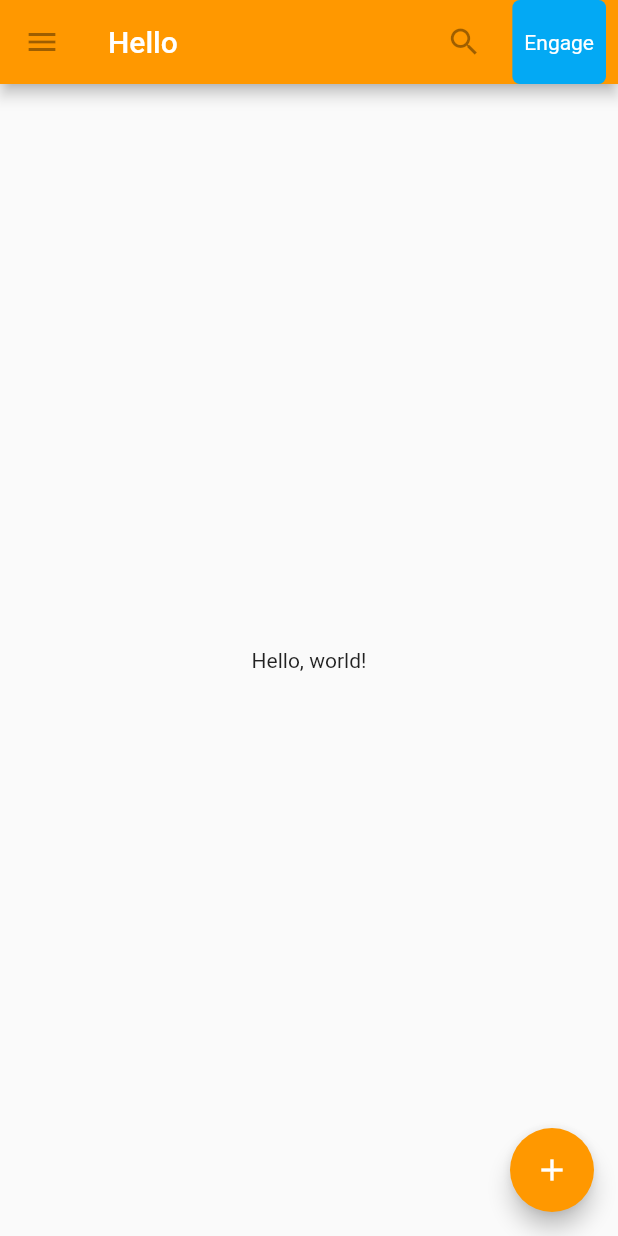
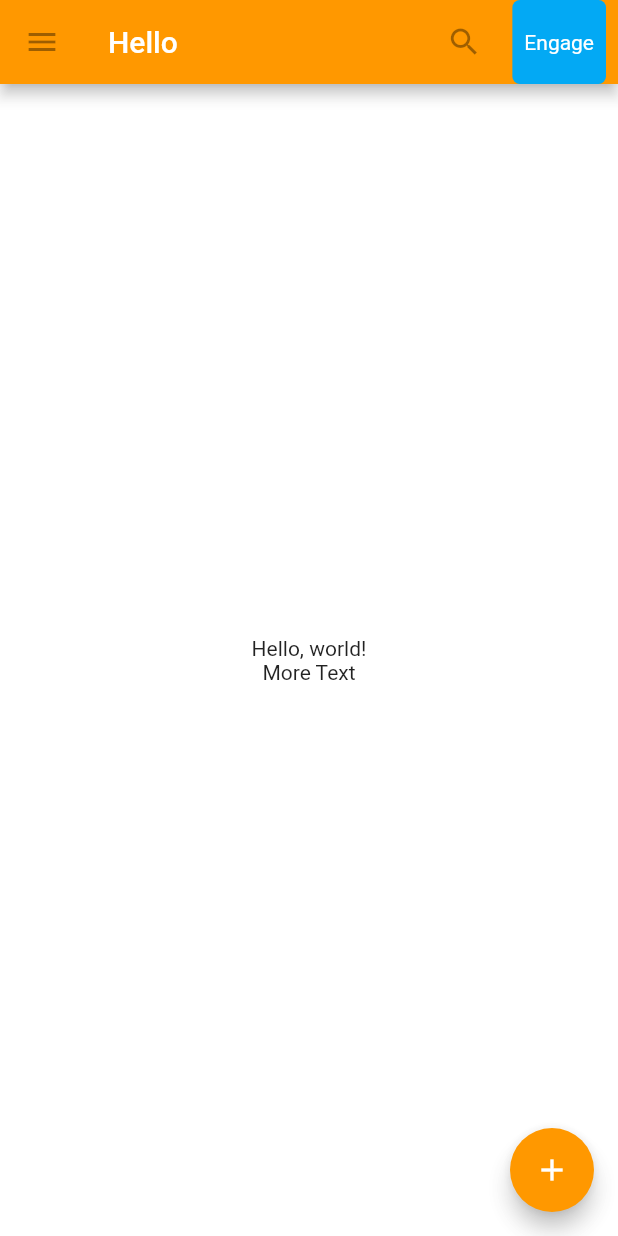
Before and after one commit to astutz96/flutter_hello_world_0, a Flutter app: the screen it shows after launch, on a phone screen of 412 x 824 dp. Run offline on Flutter 3.47's test engine with Material 2 defaults, Android fonts, the phone set to English and light mode, and no system bars.

Commit message:
reorganizing some things

```diff
--- a/lib/main.dart
+++ b/lib/main.dart
@@ -11,6 +11,7 @@ class TutorialHome extends StatelessWidget{
   @override
   Widget build(BuildContext context) {
     return Scaffold(
+      backgroundColor: Colors.white70,
       appBar: AppBar(
         backgroundColor: Colors.orange,
         leading: IconButton(
@@ -30,7 +31,15 @@ class TutorialHome extends StatelessWidget{
       ),
       // body is the majority of the screen.
       body: Center(
-        child: Text('Hello, world!'),
+        child: Container(
+          child: Column(
+            mainAxisAlignment: MainAxisAlignment.center,
+            children: <Widget>[
+              Text('Hello, world!'),
+              Text('More Text'),
+            ],
+          ),
+        ),
       ),
       floatingActionButton: FloatingActionButton(
         backgroundColor: Colors.orange,
```
